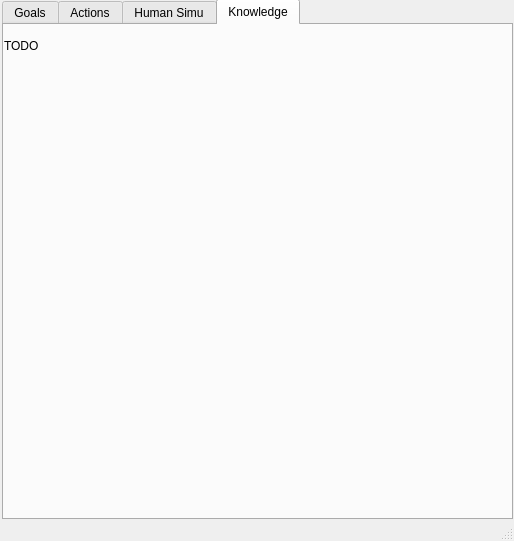
laas/supervisor, file graphical_interface/ui/main_window.ui: the form before one commit.
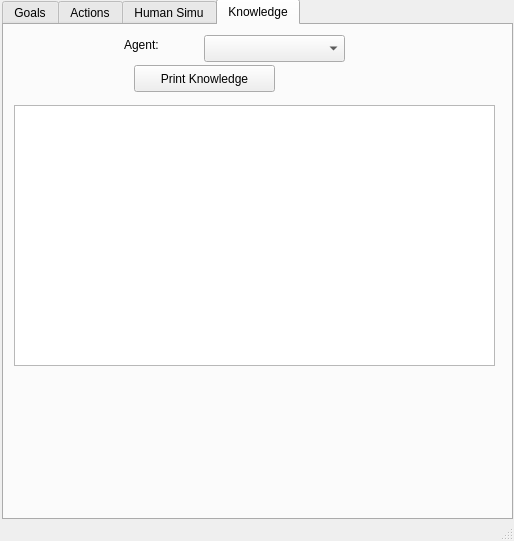
The form after the commit. The open tabs and pages were chosen to show the change. Icons and pictures are not drawn.

Commit message: [graphical_interface] Add display of the knowledge of an agent

```diff
--- a/graphical_interface/ui/main_window.ui
+++ b/graphical_interface/ui/main_window.ui
@@ -544,17 +544,47 @@
      <widget class="QLabel" name="label_2">
       <property name="geometry">
        <rect>
-        <x>0</x>
-        <y>0</y>
-        <width>201</width>
-        <height>41</height>
+        <x>120</x>
+        <y>10</y>
+        <width>67</width>
+        <height>20</height>
        </rect>
       </property>
       <property name="text">
-       <string>TODO</string>
+       <string>Agent:</string>
       </property>
-      <property name="textFormat">
-       <enum>Qt::PlainText</enum>
+     </widget>
+     <widget class="QComboBox" name="comboBoxAgentKnowName">
+      <property name="geometry">
+       <rect>
+        <x>200</x>
+        <y>10</y>
+        <width>141</width>
+        <height>27</height>
+       </rect>
+      </property>
+     </widget>
+     <widget class="QPushButton" name="pushButtonPrintKnowledge">
+      <property name="geometry">
+       <rect>
+        <x>130</x>
+        <y>40</y>
+        <width>141</width>
+        <height>27</height>
+       </rect>
+      </property>
+      <property name="text">
+       <string>Print Knowledge</string>
+      </property>
+     </widget>
+     <widget class="QTextBrowser" name="textBrowserKnowledge">
+      <property name="geometry">
+       <rect>
+        <x>10</x>
+        <y>80</y>
+        <width>481</width>
+        <height>261</height>
+       </rect>
       </property>
      </widget>
     </widget>
```
Left out of the diff: 4 changed lines with no effect on the pictures. The commit also changes 2 other files.
